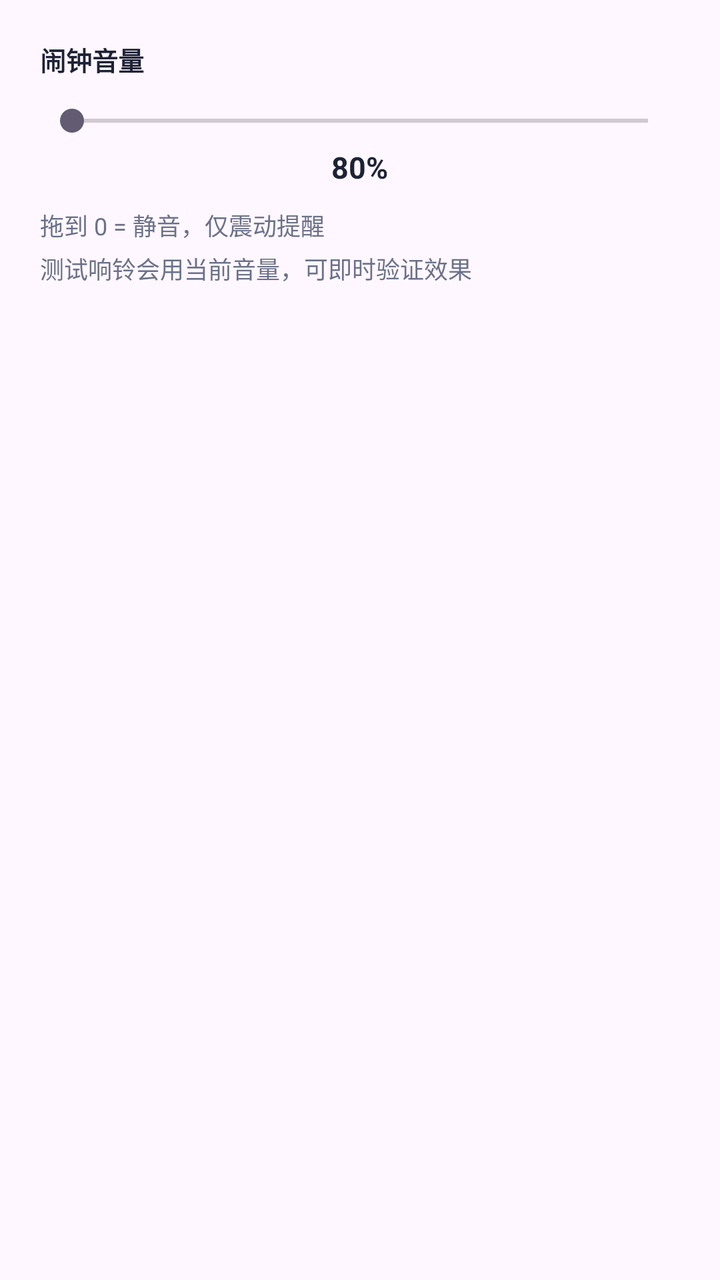
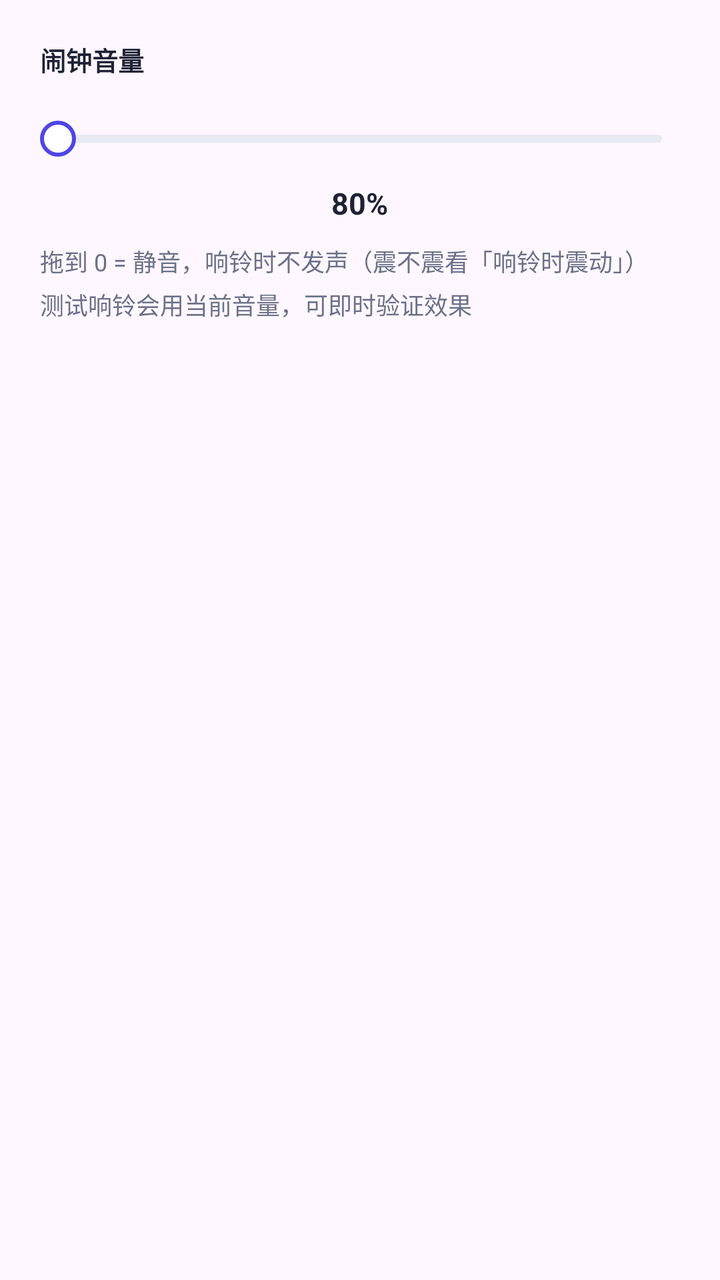

The first picture is an Android layout as it rendered before a commit; the second is the same layout after the commit. The layout source and the unified diff follow.
<!-- AndroidManifest.xml: application theme Theme.DaxiaoWeekAlarm -->
<!-- res/layout/dialog_volume.xml -->
<?xml version="1.0" encoding="utf-8"?>
<LinearLayout xmlns:android="http://schemas.android.com/apk/res/android"
    android:layout_width="match_parent"
    android:layout_height="wrap_content"
    android:orientation="vertical"
    android:padding="20dp">

    <TextView
        style="@style/FieldLabel"
        android:layout_width="wrap_content"
        android:layout_height="wrap_content"
        android:text="闹钟音量" />

    <SeekBar
        android:id="@+id/seek_volume"
        android:layout_width="match_parent"
        android:layout_height="wrap_content"
        android:layout_marginTop="12dp"
        android:max="100" />

    <TextView
        android:id="@+id/tv_volume_value"
        android:layout_width="wrap_content"
        android:layout_height="wrap_content"
        android:layout_gravity="center_horizontal"
        android:layout_marginTop="4dp"
        android:text="80%"
        android:textColor="@color/ink"
        android:textSize="15sp"
        android:textStyle="bold" />

    <TextView
        android:layout_width="match_parent"
        android:layout_height="wrap_content"
        android:layout_marginTop="10dp"
        android:text="拖到 0 = 静音，仅震动提醒"
        android:textColor="@color/sub"
        android:textSize="12sp" />

    <TextView
        android:layout_width="match_parent"
        android:layout_height="wrap_content"
        android:layout_marginTop="4dp"
        android:text="测试响铃会用当前音量，可即时验证效果"
        android:textColor="@color/sub"
        android:textSize="12sp" />
</LinearLayout>
<!-- resources referenced by this layout -->
<resources>
  <color name="ink">#1E2235</color>
  <color name="sub">#6B7189</color>
  <style name="FieldLabel">
          <item name="android:textColor">@color/ink</item>
          <item name="android:textSize">13sp</item>
          <item name="android:textStyle">bold</item>
      </style>
  <style name="Theme.DaxiaoWeekAlarm" parent="Theme.Material3.DayNight.NoActionBar">
          <item name="colorPrimary">@color/indigo</item>
          <item name="colorPrimaryVariant">@color/indigo_dark</item>
          <item name="colorOnPrimary">@color/white</item>
          <item name="android:statusBarColor">@color/bg</item>
          <item name="android:windowLightStatusBar">true</item>
      </style>
  <color name="indigo">#4F46E5</color>
  <color name="indigo_dark">#4338CA</color>
  <color name="white">#FFFFFFFF</color>
  <color name="bg">#F4F5FB</color>
</resources>

<!-- the commit's change to res/layout/dialog_volume.xml (unified diff, before → after) -->
@@ -11,12 +11,19 @@
         android:layout_height="wrap_content"
         android:text="闹钟音量" />
 
+    
     <SeekBar
         android:id="@+id/seek_volume"
         android:layout_width="match_parent"
         android:layout_height="wrap_content"
         android:layout_marginTop="12dp"
-        android:max="100" />
+        android:max="100"
+        android:minHeight="36dp"
+        android:paddingStart="9dp"
+        android:paddingEnd="9dp"
+        android:progressDrawable="@drawable/seek_track"
+        android:splitTrack="false"
+        android:thumb="@drawable/seek_thumb" />
 
     <TextView
         android:id="@+id/tv_volume_value"
@@ -33,7 +40,7 @@
         android:layout_width="match_parent"
         android:layout_height="wrap_content"
         android:layout_marginTop="10dp"
-        android:text="拖到 0 = 静音，仅震动提醒"
+        android:text="拖到 0 = 静音，响铃时不发声（震不震看「响铃时震动」）"
         android:textColor="@color/sub"
         android:textSize="12sp" />
 
<!-- resource entries referenced after the edit -->
@@ -2,6 +2,44 @@
 <resources>
   <color name="ink">#1E2235</color>
   <color name="sub">#6B7189</color>
+  <!-- drawable seek_thumb (drawable) -->
+  <?xml version="1.0" encoding="utf-8"?>
+  <shape xmlns:android="http://schemas.android.com/apk/res/android"
+      android:shape="oval">
+      <solid android:color="@color/card" />
+      <stroke
+          android:width="2dp"
+          android:color="@color/indigo" />
+      <size
+          android:width="18dp"
+          android:height="18dp" />
+  </shape>
+  <!-- drawable seek_track (drawable) -->
+  <?xml version="1.0" encoding="utf-8"?>
+  <layer-list xmlns:android="http://schemas.android.com/apk/res/android">
+  
+      <item
+          android:id="@android:id/background"
+          android:gravity="center_vertical"
+          android:height="4dp">
+          <shape android:shape="rectangle">
+              <solid android:color="@color/line" />
+              <corners android:radius="2dp" />
+          </shape>
+      </item>
+  
+      <item
+          android:id="@android:id/progress"
+          android:gravity="center_vertical"
+          android:height="4dp">
+          <clip>
+              <shape android:shape="rectangle">
+                  <solid android:color="@color/indigo" />
+                  <corners android:radius="2dp" />
+              </shape>
+          </clip>
+      </item>
+  </layer-list>
   <style name="FieldLabel">
           <item name="android:textColor">@color/ink</item>
           <item name="android:textSize">13sp</item>
@@ -14,7 +52,9 @@
           <item name="android:statusBarColor">@color/bg</item>
           <item name="android:windowLightStatusBar">true</item>
       </style>
+  <color name="card">#FFFFFF</color>
   <color name="indigo">#4F46E5</color>
+  <color name="line">#E7E9F3</color>
   <color name="indigo_dark">#4338CA</color>
   <color name="white">#FFFFFFFF</color>
   <color name="bg">#F4F5FB</color>
